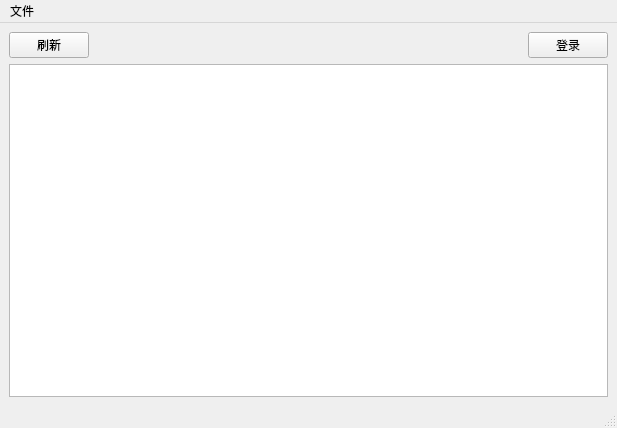
Before: the Qt Designer form ui/form.ui in hongzhe12/DataSpiderBrowser, drawn with Qt 5.
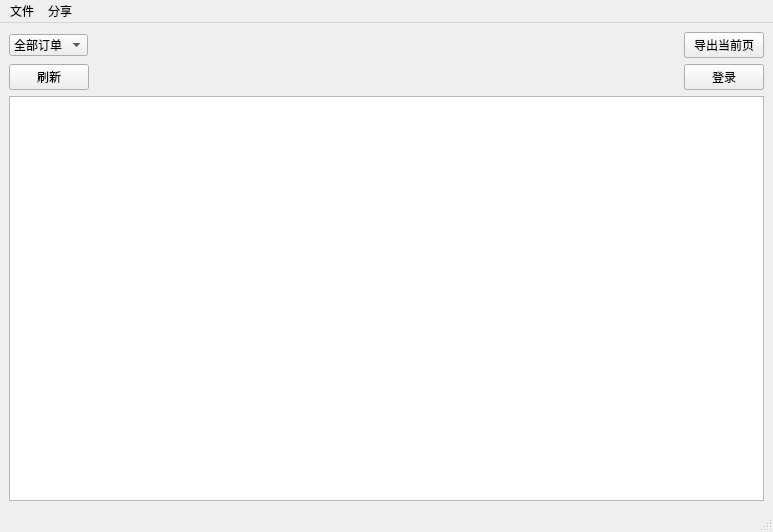
After: the same form once the commit is applied. Custom widgets are drawn as their Qt base class.

Commit message:
feat(app): 添加订单筛选和分享功能
- 新增商品类别筛选功能，支持10种常见分类
- 实现订单数据分享功能，可通过系统分享订单信息- 添加当前页数据导出按钮
-优化表格样式和界面布局
- 增加多线程支持，避免界面卡顿- 完善订单爬取逻辑，支持自动翻页
- 调整默认请求延迟为0，提高爬取效率
- 修复表格列宽调整问题- 移除调试打印信息，减少冗余输出

The edit to the form file:
```diff
--- a/ui/form.ui
+++ b/ui/form.ui
@@ -6,8 +6,8 @@
    <rect>
     <x>0</x>
     <y>0</y>
-    <width>617</width>
-    <height>428</height>
+    <width>773</width>
+    <height>532</height>
    </rect>
   </property>
   <property name="windowTitle">
@@ -16,6 +16,89 @@
   <widget class="QWidget" name="centralwidget">
    <layout class="QGridLayout" name="gridLayout">
     <item row="0" column="0">
+     <layout class="QHBoxLayout" name="horizontalLayout_2">
+      <item>
+       <widget class="QComboBox" name="comboBox">
+        <item>
+         <property name="text">
+          <string>全部订单</string>
+         </property>
+        </item>
+        <item>
+         <property name="text">
+          <string>电脑配件</string>
+         </property>
+        </item>
+        <item>
+         <property name="text">
+          <string>手机数码</string>
+         </property>
+        </item>
+        <item>
+         <property name="text">
+          <string>家用电器</string>
+         </property>
+        </item>
+        <item>
+         <property name="text">
+          <string>服装鞋帽</string>
+         </property>
+        </item>
+        <item>
+         <property name="text">
+          <string>食品饮料</string>
+         </property>
+        </item>
+        <item>
+         <property name="text">
+          <string>美妆个护</string>
+         </property>
+        </item>
+        <item>
+         <property name="text">
+          <string>图书文具</string>
+         </property>
+        </item>
+        <item>
+         <property name="text">
+          <string>运动户外</string>
+         </property>
+        </item>
+        <item>
+         <property name="text">
+          <string>家居日用</string>
+         </property>
+        </item>
+        <item>
+         <property name="text">
+          <string>母婴玩具</string>
+         </property>
+        </item>
+       </widget>
+      </item>
+      <item>
+       <spacer name="horizontalSpacer_2">
+        <property name="orientation">
+         <enum>Qt::Orientation::Horizontal</enum>
+        </property>
+        <property name="sizeHint" stdset="0">
+         <size>
+          <width>40</width>
+          <height>20</height>
+         </size>
+        </property>
+       </spacer>
+      </item>
+      <item>
+       <widget class="QPushButton" name="export_current_page">
+        <property name="text">
+         <string>导出当前页</string>
+        </property>
+       </widget>
+      </item>
+     </layout>
+    </item>
+    <item row="1" column="0">
      <layout class="QHBoxLayout" name="horizontalLayout">
       <item>
        <widget class="QPushButton" name="button_flush">
@@ -46,47 +129,52 @@
       </item>
      </layout>
     </item>
-    <item row="1" column="0">
+    <item row="2" column="0">
      <widget class="StyledTableWidget" name="tableWidget">
       <property name="styleSheet">
        <string notr="true">StyledTableWidget {
-                background-color: #f8f9fa;
-                alternate-background-color: #e9ecef;
-                gridline-color: #dee2e6;
-                border: 1px solid #dee2e6;
-                border-radius: 8px;
-                outline: none;
-            }
+    background-color: #ffffff;
+    alternate-background-color: #fafafa;
+    gridline-color: #e5e5e5;
+    border: 1px solid #e5e5e5;
+    border-radius: 4px;
+    outline: none;
+}
 
-            StyledTableWidget::item {
-                padding: 8px;
-                border-bottom: 1px solid #dee2e6;
-            }
+StyledTableWidget::item {
+    padding: 8px;
+    border-bottom: 1px solid #e5e5e5;
+}
 
-            StyledTableWidget::item:selected {
-                background-color: #007bff;
-                color: white;
-            }
+StyledTableWidget::item:selected {
+    background-color: #006eff;  /* 腾讯蓝 */
+    color: white;
+}
 
-            QHeaderView::section {
-                color: white;
-                padding: 8px;
-                border: none;
-                font-weight: bold;
-            }
+QHeaderView::section {
+    background-color: #f0f0f0;
+    color: #333333;
+    padding: 10px 8px;
+    border: none;
+    border-bottom: 1px dashed #e5e5e5;  /* 改为虚线 */
+    border-right: 1px dashed #e5e5e5;   /* 添加右边框虚线 */
+    font-weight: 500;
+}
 
-            QHeaderView::section:first {
-                border-top-left-radius: 7px;
-            }
 
-            QHeaderView::section:last {
-                border-top-right-radius: 7px;
-            }
+QHeaderView::section:first {
+    border-top-left-radius: 4px;
+}
 
-            QTableCornerButton::section {
-                background-color: #343a40;
-                border-top-left-radius: 7px;
-            }</string>
+QHeaderView::section:last {
+    border-top-right-radius: 4px;
+}
+
+QTableCornerButton::section {
+    background-color: #f0f0f0;
+    border-top-left-radius: 4px;
+}
+</string>
       </property>
       <property name="selectionMode">
        <enum>QAbstractItemView::SelectionMode::ExtendedSelection</enum>
@@ -100,7 +188,7 @@
     <rect>
      <x>0</x>
      <y>0</y>
-     <width>617</width>
+     <width>773</width>
      <height>33</height>
     </rect>
    </property>
@@ -110,7 +198,14 @@
     </property>
     <addaction name="action"/>
    </widget>
+   <widget class="QMenu" name="menu_2">
+    <property name="title">
+     <string>分享</string>
+    </property>
+    <addaction name="share_action"/>
+   </widget>
    <addaction name="menu"/>
+   <addaction name="menu_2"/>
   </widget>
   <widget class="QStatusBar" name="statusbar"/>
   <action name="action">
```
Left out of the diff: 7 changed lines with no effect on the pictures. The commit also changes 5 other files.
